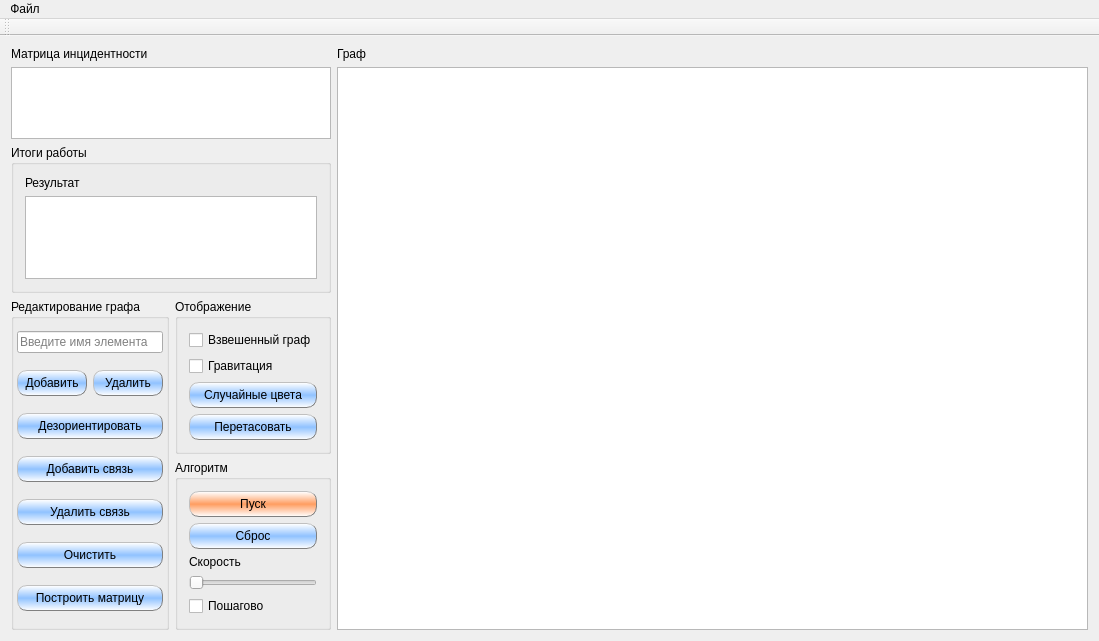
Old version of the form Algorithms/L3/mainwindow.ui in the repository SqrtMinusOne/SEM3_LABS.
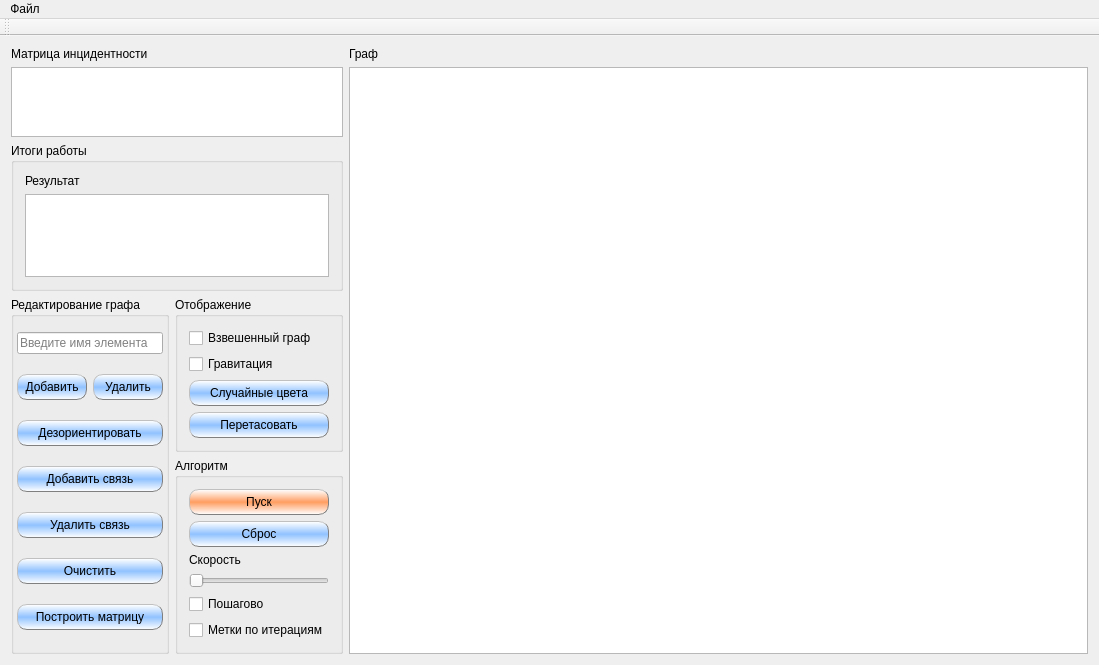
New version of the form.

```diff
--- a/Algorithms/L3/mainwindow.ui
+++ b/Algorithms/L3/mainwindow.ui
@@ -308,6 +308,13 @@
                </property>
               </widget>
              </item>
+             <item>
+              <widget class="QCheckBox" name="checkBox">
+               <property name="text">
+                <string>Метки по итерациям</string>
+               </property>
+              </widget>
+             </item>
             </layout>
            </widget>
           </item>
```
